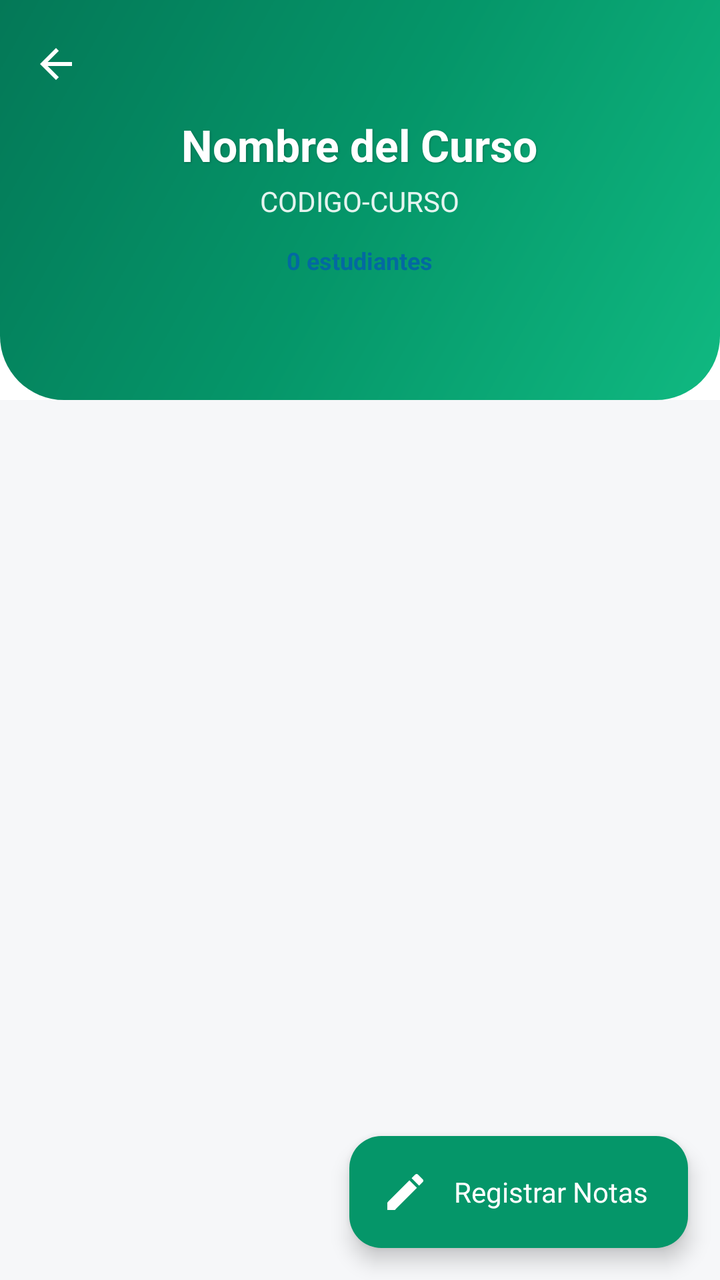
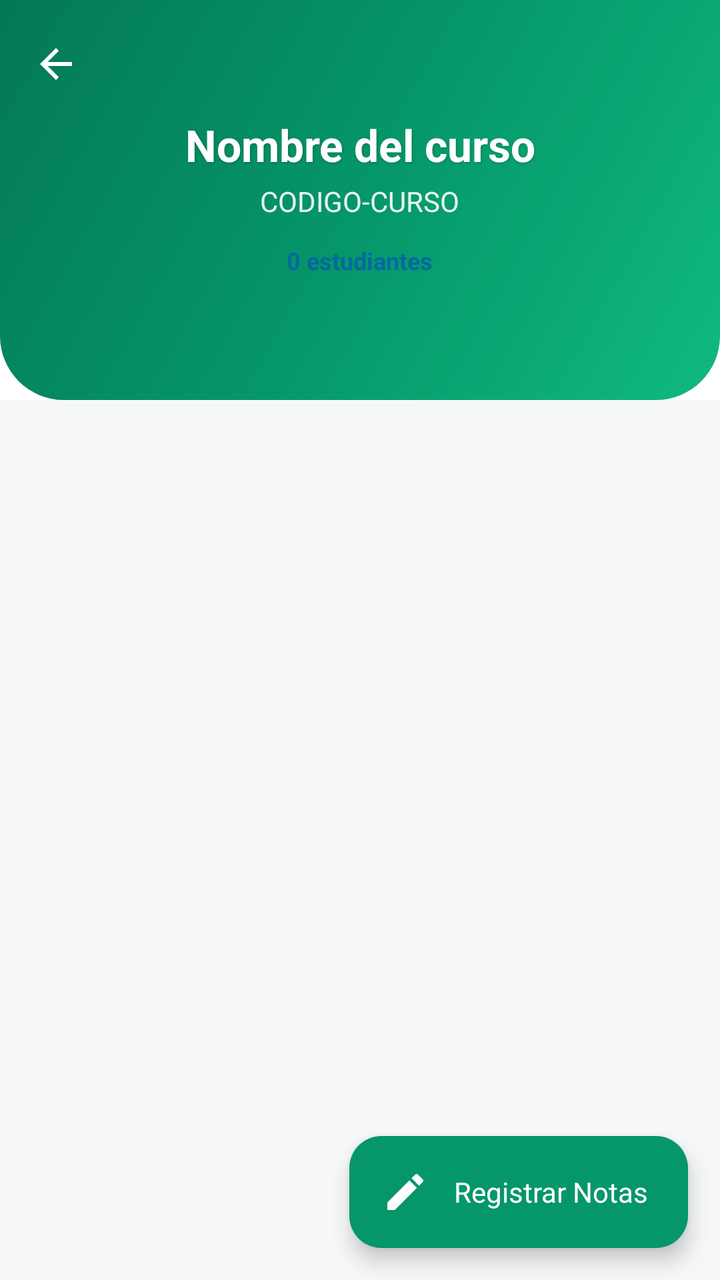

Screens rendered from an Android XML layout before and after an edit, with the pre-edit source and the edit as a unified diff.
<!-- AndroidManifest.xml: application theme Theme.BienestarUPC -->
<!-- res/layout/activity_course_detail.xml -->
<?xml version="1.0" encoding="utf-8"?>
<androidx.coordinatorlayout.widget.CoordinatorLayout
    xmlns:android="http://schemas.android.com/apk/res/android"
    xmlns:app="http://schemas.android.com/apk/res-auto"
    android:layout_width="match_parent"
    android:layout_height="match_parent"
   >

    <com.google.android.material.appbar.AppBarLayout
        android:id="@+id/app_bar"
        android:layout_width="match_parent"
        android:layout_height="wrap_content"
        android:fitsSystemWindows="true">

        <com.google.android.material.appbar.CollapsingToolbarLayout
            android:id="@+id/collapsing_toolbar"
            android:layout_width="match_parent"
            android:layout_height="200dp"
            android:fitsSystemWindows="true"
            app:contentScrim="@color/green_primary"
            app:expandedTitleMarginStart="16dp"
            app:expandedTitleMarginEnd="16dp"
            app:expandedTitleTextAppearance="@style/TextAppearance.Material3.HeadlineMedium"
            app:collapsedTitleTextAppearance="@style/TextAppearance.Material3.TitleMedium"
            app:layout_scrollFlags="scroll|exitUntilCollapsed">

            <ImageView android:contentDescription="@null"
                android:layout_width="match_parent"
                android:layout_height="match_parent"
                android:scaleType="centerCrop"
                android:src="@drawable/gradient_header"
                app:layout_collapseMode="parallax" />

            <LinearLayout
                android:layout_width="match_parent"
                android:layout_height="wrap_content"
                android:orientation="vertical"
                android:layout_gravity="center"
                android:gravity="center"
                android:padding="24dp"
                app:layout_collapseMode="parallax">

                <TextView
                    android:id="@+id/txt_curso_nombre"
                    android:layout_width="wrap_content"
                    android:layout_height="wrap_content"
                    android:text="Nombre del Curso"
                    android:textColor="@color/white"
                    android:textSize="22sp"
                    android:textStyle="bold"
                    android:textAlignment="center"
                    android:shadowColor="#40000000"
                    android:shadowDx="1"
                    android:shadowDy="1"
                    android:shadowRadius="2" />

                <TextView
                    android:id="@+id/txt_curso_codigo"
                    android:layout_width="wrap_content"
                    android:layout_height="wrap_content"
                    android:layout_marginTop="4dp"
                    android:text="CODIGO-CURSO"
                    android:textColor="@color/white"
                    android:alpha="0.9"
                    android:textSize="14sp" />

                <TextView
                    android:id="@+id/txt_curso_estudiantes"
                    android:layout_width="wrap_content"
                    android:layout_height="wrap_content"
                    android:layout_marginTop="8dp"
                    android:text="0 estudiantes"
                   
                    android:textColor="@color/info_text"
                    android:paddingHorizontal="12dp"
                    android:paddingVertical="4dp"
                    android:textSize="12sp"
                    android:textStyle="bold" />
            </LinearLayout>

            <com.google.android.material.appbar.MaterialToolbar
                android:id="@+id/toolbar"
                android:layout_width="match_parent"
                android:layout_height="?attr/actionBarSize"
                app:layout_collapseMode="pin"
                app:navigationIcon="@drawable/ic_arrow_back"
                app:navigationIconTint="@color/white" />

        </com.google.android.material.appbar.CollapsingToolbarLayout>
    </com.google.android.material.appbar.AppBarLayout>

    <LinearLayout
        android:layout_width="match_parent"
        android:layout_height="match_parent"
        android:orientation="vertical"
        app:layout_behavior="@string/appbar_scrolling_view_behavior">

        
        <HorizontalScrollView
            android:id="@+id/scroll_cortes"
            android:layout_width="match_parent"
            android:layout_height="wrap_content"
            android:paddingHorizontal="16dp"
            android:paddingVertical="8dp"
            android:scrollbars="none"
           >

            <com.google.android.material.chip.ChipGroup
                android:id="@+id/chip_group_cortes"
                android:layout_width="wrap_content"
                android:layout_height="wrap_content"
                app:singleSelection="true"
                app:selectionRequired="true" />
        </HorizontalScrollView>

        <View
            android:layout_width="match_parent"
            android:layout_height="1dp"
            />

        
        <androidx.recyclerview.widget.RecyclerView
            android:id="@+id/recycler_estudiantes"
            android:layout_width="match_parent"
            android:layout_height="match_parent"
            android:clipToPadding="false"
            android:paddingBottom="80dp" />
    </LinearLayout>

    <com.google.android.material.progressindicator.CircularProgressIndicator
        android:id="@+id/progress_detail"
        android:layout_width="wrap_content"
        android:layout_height="wrap_content"
        android:layout_gravity="center"
        android:indeterminate="true"
        android:visibility="gone"
        app:indicatorColor="@color/green_primary" />

    <com.google.android.material.floatingactionbutton.ExtendedFloatingActionButton
        android:id="@+id/fab_registrar_notas"
        android:layout_width="wrap_content"
        android:layout_height="wrap_content"
        android:layout_margin="16dp"
        android:layout_gravity="bottom|end"
        android:text="Registrar Notas"
        android:textColor="@color/white_card"
        app:backgroundTint="@color/green_primary"
        app:icon="@drawable/ic_edit"
        app:iconTint="@color/white_card" />

</androidx.coordinatorlayout.widget.CoordinatorLayout>
<!-- resources referenced by this layout -->
<resources>
  <color name="green_primary">#059669</color>
  <color name="info_text">#0369A1</color>
  <color name="white">#FFFFFF</color>
  <color name="white_card">#FFFFFF</color>
  <!-- drawable ic_arrow_back (drawable) -->
  <?xml version="1.0" encoding="utf-8"?>
  <vector xmlns:android="http://schemas.android.com/apk/res/android"
      android:width="24dp" android:height="24dp"
      android:viewportWidth="24" android:viewportHeight="24">
      <path
          android:fillColor="#FF000000"
          android:pathData="M20,11H7.83l5.59,-5.59L12,4l-8,8 8,8 1.41,-1.41L7.83,13H20v-2z"/>
  </vector>
  <color name="green_primary_dark">#047857</color>
  <color name="green_container">#D1FAE5</color>
  <color name="on_primary_container">#053B2A</color>
  <color name="teal_primary">#0D9488</color>
  <color name="teal_light">#CCFBF1</color>
  <color name="background_gray">#F6F7F9</color>
  <color name="text_primary">#111827</color>
  <color name="text_secondary">#6B7280</color>
  <color name="surface_container_low">#F8FAFC</color>
  <color name="surface_container">#EFF2F5</color>
  <color name="surface_container_high">#E7EAEE</color>
  <color name="surface_container_highest">#DEE2E8</color>
  <color name="surface_outline">#C9CFD8</color>
  <color name="surface_outline_variant">#E4E7EC</color>
  <color name="error_text">#DC2626</color>
  <style name="Widget.BienestarUPC.Card" parent="Widget.Material3.CardView.Elevated">
          <item name="cardCornerRadius">20dp</item>
          <item name="cardElevation">1dp</item>
          <item name="cardBackgroundColor">@color/white_card</item>
          <item name="strokeColor">@color/stroke_color</item>
          <item name="strokeWidth">1dp</item>
          <item name="rippleColor">@color/green_light</item>
      </style>
  <style name="Widget.BienestarUPC.Chip" parent="Widget.Material3.Chip.Filter">
          <item name="chipCornerRadius">20dp</item>
          <item name="chipMinHeight">36dp</item>
          <item name="chipBackgroundColor">@color/chip_bg</item>
          <item name="android:textColor">@color/chip_text</item>
          <item name="chipStrokeWidth">1dp</item>
          <item name="chipStrokeColor">@color/stroke_color</item>
      </style>
  <style name="ThemeOverlay.BienestarUPC.MaterialAlertDialog" parent="ThemeOverlay.Material3.MaterialAlertDialog">
          <item name="shapeAppearanceOverlay">@style/ShapeAppearance.BienestarUPC.Dialog</item>
          <item name="colorSecondary">@color/green_primary</item>
      </style>
  <style name="Widget.BienestarUPC.Snackbar" parent="Widget.Material3.Snackbar">
          <item name="backgroundTint">@color/text_primary</item>
          <item name="android:textColor">@color/white_card</item>
          <item name="shapeAppearanceOverlay">@style/ShapeAppearance.BienestarUPC.Snackbar</item>
      </style>
  <color name="gray_medium">#9CA3AF</color>
  <color name="stroke_color">#EDEFF2</color>
  <color name="green_light">#D1FAE5</color>
  <color name="nav_background">#FFFFFF</color>
  <color name="chip_bg">#F3F4F6</color>
  <color name="chip_text">#111827</color>
  <style name="ShapeAppearance.BienestarUPC.Dialog" parent="ShapeAppearance.Material3.LargeComponent">
          <item name="cornerSize">24dp</item>
      </style>
  <style name="ShapeAppearance.BienestarUPC.Snackbar" parent="ShapeAppearance.Material3.MediumComponent">
          <item name="cornerFamily">rounded</item>
          <item name="cornerSize">14dp</item>
      </style>
  <!-- unchanged entries left out for length: 6 -->
</resources>

<!-- the commit's change to res/layout/activity_course_detail.xml (unified diff, before → after) -->
@@ -44,7 +44,7 @@
                     android:id="@+id/txt_curso_nombre"
                     android:layout_width="wrap_content"
                     android:layout_height="wrap_content"
-                    android:text="Nombre del Curso"
+                    android:text="@string/txt_nombre_del_curso"
                     android:textColor="@color/white"
                     android:textSize="22sp"
                     android:textStyle="bold"
@@ -59,7 +59,7 @@
                     android:layout_width="wrap_content"
                     android:layout_height="wrap_content"
                     android:layout_marginTop="4dp"
-                    android:text="CODIGO-CURSO"
+                    android:text="@string/txt_codigo_curso"
                     android:textColor="@color/white"
                     android:alpha="0.9"
                     android:textSize="14sp" />
@@ -69,7 +69,7 @@
                     android:layout_width="wrap_content"
                     android:layout_height="wrap_content"
                     android:layout_marginTop="8dp"
-                    android:text="0 estudiantes"
+                    android:text="@string/txt_0_estudiantes"
                    
                     android:textColor="@color/info_text"
                     android:paddingHorizontal="12dp"
@@ -142,7 +142,7 @@
         android:layout_height="wrap_content"
         android:layout_margin="16dp"
         android:layout_gravity="bottom|end"
-        android:text="Registrar Notas"
+        android:text="@string/txt_registrar_notas"
         android:textColor="@color/white_card"
         app:backgroundTint="@color/green_primary"
         app:icon="@drawable/ic_edit"
<!-- resource entries referenced after the edit -->
@@ -13,6 +13,10 @@
           android:fillColor="#FF000000"
           android:pathData="M20,11H7.83l5.59,-5.59L12,4l-8,8 8,8 1.41,-1.41L7.83,13H20v-2z"/>
   </vector>
+  <string name="txt_0_estudiantes">0 estudiantes</string>
+  <string name="txt_codigo_curso">CODIGO-CURSO</string>
+  <string name="txt_nombre_del_curso">Nombre del curso</string>
+  <string name="txt_registrar_notas">Registrar Notas</string>
   <color name="green_primary_dark">#047857</color>
   <color name="green_container">#D1FAE5</color>
   <color name="on_primary_container">#053B2A</color>
